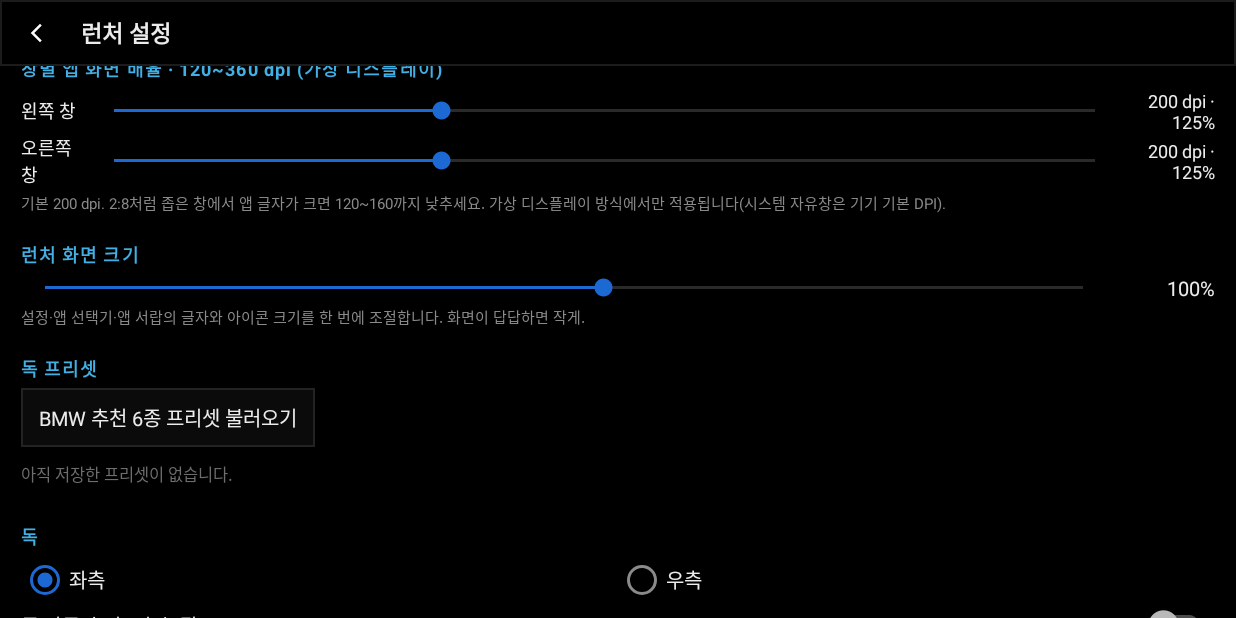
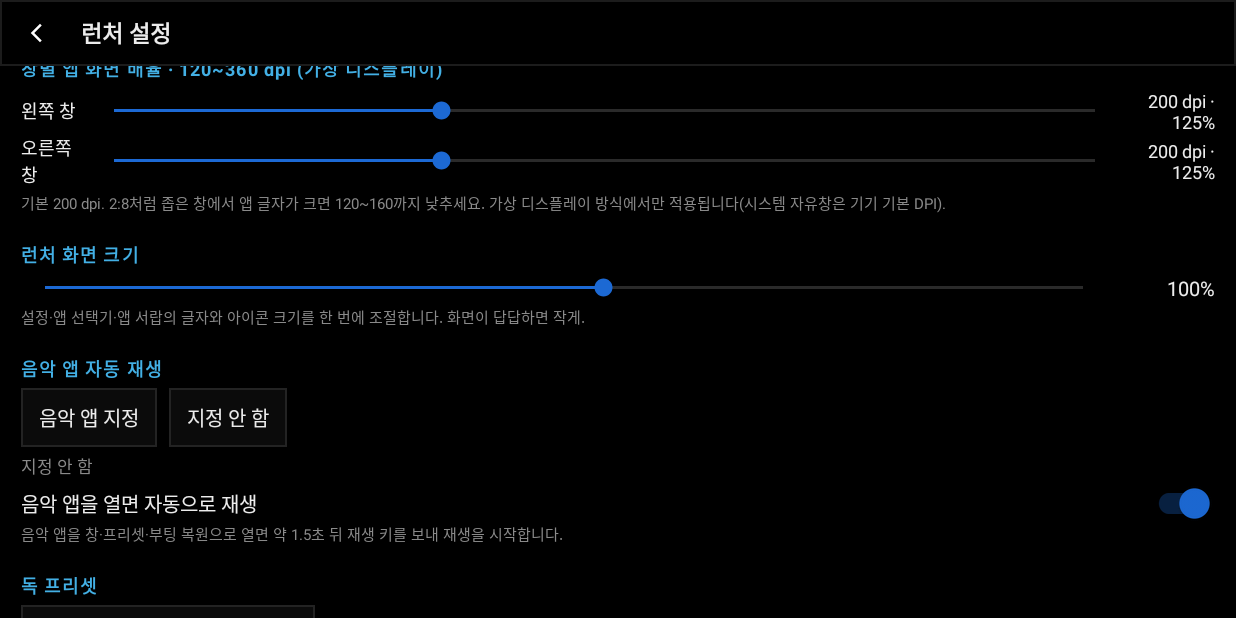
Before and after one commit to lhk10133338-hash/bmw-f07-launcher, an Android app: the SettingsActivity screen opened directly, with no data from a screen before it, scrolled down 514 dp, on a phone screen of 824 x 412 dp (held sideways). Run offline under Robolectric (Android 15) with nearby library versions, the phone set to English and light mode, and no system bars.

Commit message:
v2.1: music auto-play, pane long-press menu, cleaner empty pane

```diff
--- a/app/src/main/java/com/hyteck/bmwf07launcher/SettingsActivity.kt
+++ b/app/src/main/java/com/hyteck/bmwf07launcher/SettingsActivity.kt
@@ -66,6 +66,7 @@ class SettingsActivity : ScaledActivity() {
         setupRatio()
         setupDpi()
         setupLauncherScale()
+        setupMusic()
         setupPresets()
         setupDock()
         setupPermissions()
@@ -312,6 +313,35 @@ class SettingsActivity : ScaledActivity() {
         })
     }
 
+    // ----------------------------------------------------------------- music
+
+    private fun setupMusic() {
+        updateMusicLabel()
+        binding.switchAutoPlay.isChecked = settings.autoPlayMusic
+        binding.switchAutoPlay.setOnCheckedChangeListener { _, checked ->
+            settings.autoPlayMusic = checked
+        }
+        binding.btnPickMusic.setOnClickListener {
+            AppPickerDialog.show(this, getString(R.string.music_pick), repo.apps) { pkg ->
+                settings.musicPackage = pkg
+                updateMusicLabel()
+            }
+        }
+        binding.btnClearMusic.setOnClickListener {
+            settings.musicPackage = null
+            updateMusicLabel()
+        }
+    }
+
+    private fun updateMusicLabel() {
+        val pkg = settings.musicPackage
+        binding.tvMusicApp.text = if (pkg == null) {
+            getString(R.string.music_none)
+        } else {
+            getString(R.string.music_selected, repo.labelOf(pkg))
+        }
+    }
+
     // --------------------------------------------------------------- presets
 
     private fun setupPresets() {
--- a/app/src/main/java/com/hyteck/bmwf07launcher/data/Settings.kt
+++ b/app/src/main/java/com/hyteck/bmwf07launcher/data/Settings.kt
@@ -57,6 +57,15 @@ class Settings(context: Context) {
     var rightDpi: Int
         get() = prefs.getInt(KEY_RIGHT_DPI, DEFAULT_DPI).coerceIn(MIN_DPI, MAX_DPI)
         set(value) = write { it.putInt(KEY_RIGHT_DPI, value.coerceIn(MIN_DPI, MAX_DPI)) }
+
+    /** Music app opened from the launcher; playback starts automatically when set. */
+    var musicPackage: String?
+        get() = prefs.getString(KEY_MUSIC_PACKAGE, null)
+        set(value) = putString(KEY_MUSIC_PACKAGE, value)
+
+    var autoPlayMusic: Boolean
+        get() = prefs.getBoolean(KEY_AUTO_PLAY, true)
+        set(value) = write { it.putBoolean(KEY_AUTO_PLAY, value) }
 
     /**
      * Size of the launcher's own UI (settings, app picker, app drawer) in percent.
@@ -238,6 +247,8 @@ class Settings(context: Context) {
         private const val KEY_LEFT_DPI = "left_dpi"
         private const val KEY_RIGHT_DPI = "right_dpi"
         private const val KEY_UI_SCALE = "ui_scale"
+        private const val KEY_MUSIC_PACKAGE = "music_package"
+        private const val KEY_AUTO_PLAY = "music_auto_play"
         private const val KEY_DOCK_LEFT = "dock_left"
         private const val KEY_DOCK_AUTO_HIDE = "dock_auto_hide"
         private const val KEY_DOCK_HIDDEN = "dock_hidden"
--- a/app/src/main/res/layout/activity_settings.xml
+++ b/app/src/main/res/layout/activity_settings.xml
@@ -334,6 +334,53 @@
 
             <TextView
                 style="@style/SettingsSection"
+                android:text="@string/section_music" />
+
+            <LinearLayout
+                android:layout_width="match_parent"
+                android:layout_height="wrap_content"
+                android:orientation="horizontal">
+
+                <TextView
+                    android:id="@+id/btnPickMusic"
+                    style="@style/SettingsButton"
+                    android:text="@string/music_pick" />
+
+                <TextView
+                    android:id="@+id/btnClearMusic"
+                    style="@style/SettingsButton"
+                    android:layout_marginStart="8dp"
+                    android:text="@string/music_none" />
+            </LinearLayout>
+
+            <TextView
+                android:id="@+id/tvMusicApp"
+                android:layout_width="match_parent"
+                android:layout_height="wrap_content"
+                android:layout_marginTop="4dp"
+                android:text=""
+                android:textColor="@color/text_secondary"
+                android:textSize="11sp" />
+
+            <androidx.appcompat.widget.SwitchCompat
+                android:id="@+id/switchAutoPlay"
+                android:layout_width="match_parent"
+                android:layout_height="wrap_content"
+                android:paddingTop="6dp"
+                android:paddingBottom="2dp"
+                android:text="@string/switch_auto_play"
+                android:textColor="@color/text_primary"
+                android:textSize="13sp" />
+
+            <TextView
+                android:layout_width="match_parent"
+                android:layout_height="wrap_content"
+                android:text="@string/music_hint"
+                android:textColor="@color/text_secondary"
+                android:textSize="10sp" />
+
+            <TextView
+                style="@style/SettingsSection"
                 android:text="@string/section_presets" />
 
             <LinearLayout
--- a/app/src/main/res/values/strings.xml
+++ b/app/src/main/res/values/strings.xml
@@ -71,6 +71,13 @@
     <string name="section_dpi">창별 앱 화면 배율 · 120~360 dpi (가상 디스플레이)</string>
     <string name="section_launcher_scale">런처 화면 크기</string>
     <string name="launcher_scale_hint">설정·앱 선택기·앱 서랍의 글자와 아이콘 크기를 한 번에 조절합니다. 화면이 답답하면 작게.</string>
+    <string name="section_music">음악 앱 자동 재생</string>
+    <string name="music_pick">음악 앱 지정</string>
+    <string name="music_none">지정 안 함</string>
+    <string name="music_selected">자동 재생 앱: %1$s</string>
+    <string name="switch_auto_play">음악 앱을 열면 자동으로 재생</string>
+    <string name="music_hint">음악 앱을 창·프리셋·부팅 복원으로 열면 약 1.5초 뒤 재생 키를 보내 재생을 시작합니다.</string>
+
     <string name="section_presets">독 프리셋</string>
     <string name="section_intro">시작 인트로</string>
     <string name="section_dock">독</string>
```
Also changed, not shown: app/src/main/java/com/hyteck/bmwf07launcher/LauncherActivity.kt (+56 -13 lines), 1 other file.
